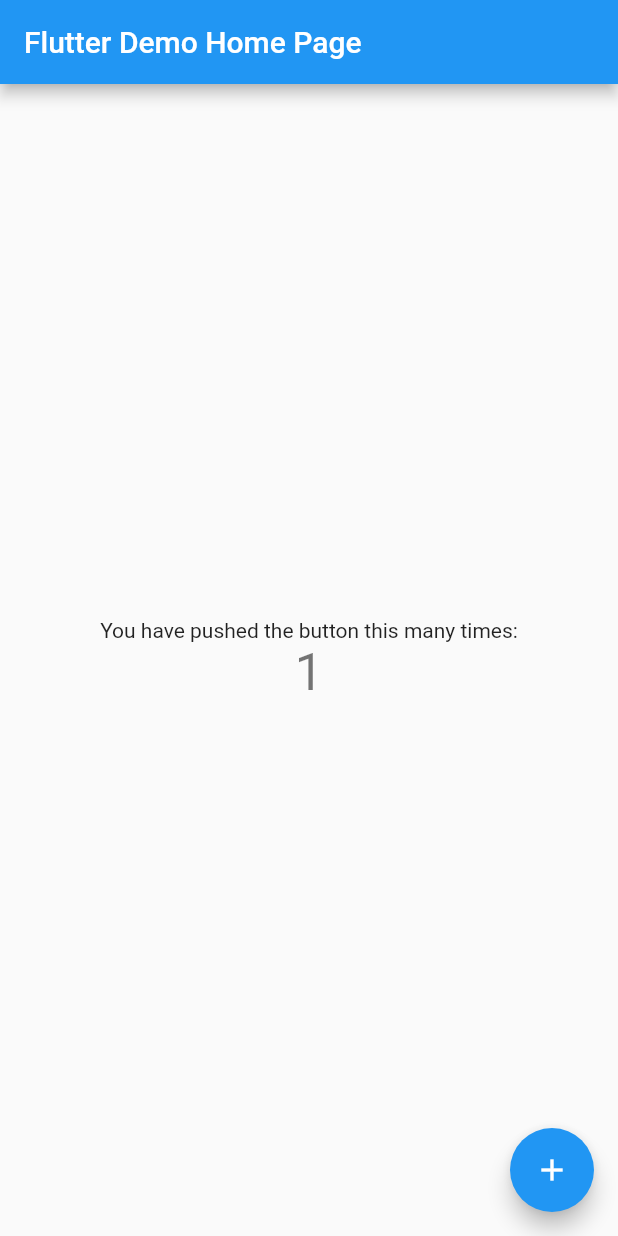
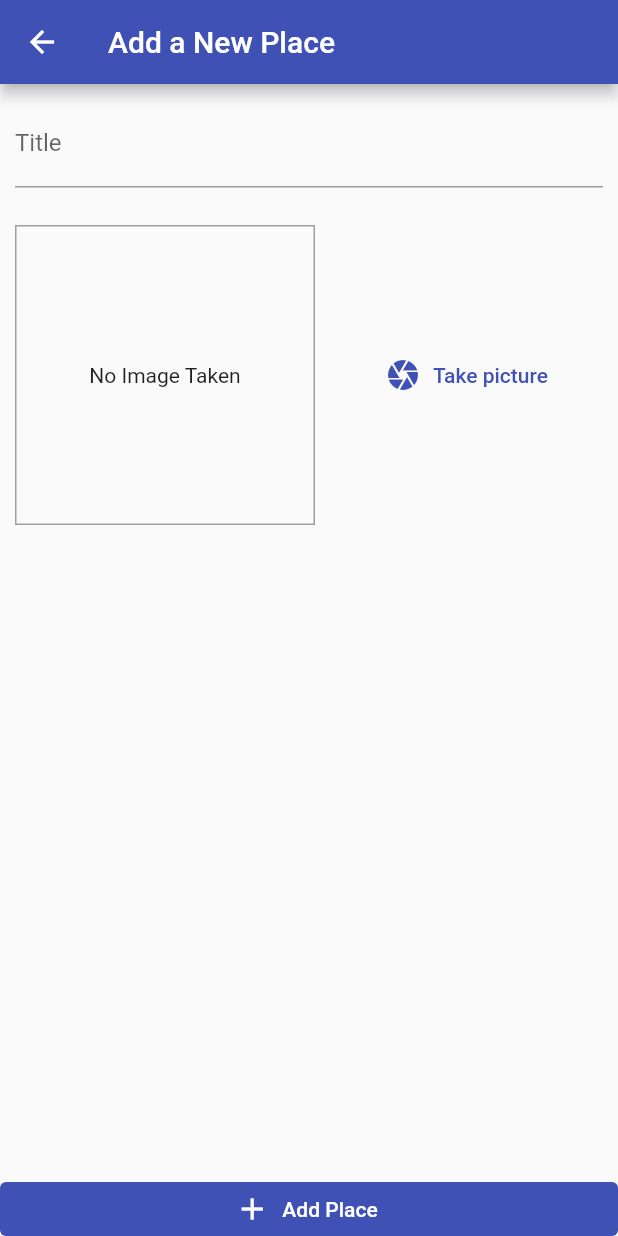
Before and after one commit to p-golba/great_places, a Flutter app: the screen it shows after launch, after a tap on the "add" icon, on a phone screen of 412 x 824 dp. Run offline on Flutter 3.47's test engine with Material 2 defaults, Android fonts, the phone set to English and light mode, and no system bars; our stand-ins replace image_picker.

Commit message:
added image picker

```diff
--- a/lib/main.dart
+++ b/lib/main.dart
@@ -1,115 +1,28 @@
 import 'package:flutter/material.dart';
+import 'package:provider/provider.dart';
 
-void main() {
-  runApp(const MyApp());
-}
+import './screens/places_list_screen.dart';
+import './screens/add_place_screen.dart';
+import './providers/places.dart';
+
+void main() => runApp(const MyApp());
 
 class MyApp extends StatelessWidget {
   const MyApp({super.key});
 
-  // This widget is the root of your application.
   @override
   Widget build(BuildContext context) {
-    return MaterialApp(
-      title: 'Flutter Demo',
-      theme: ThemeData(
-        // This is the theme of your application.
-        //
-        // Try running your application with "flutter run". You'll see the
-        // application has a blue toolbar. Then, without quitting the app, try
-        // changing the primarySwatch below to Colors.green and then invoke
-        // "hot reload" (press "r" in the console where you ran "flutter run",
-        // or simply save your changes to "hot reload" in a Flutter IDE).
-        // Notice that the counter didn't reset back to zero; the application
-        // is not restarted.
-        primarySwatch: Colors.blue,
+    return ChangeNotifierProvider(
+      create: (_) => Places(),
+      child: MaterialApp(
+        title: 'Great Places',
+        theme: ThemeData(
+            colorScheme: ColorScheme.fromSwatch(primarySwatch: Colors.indigo)),
+        home: const PlacesListScreen(),
+        routes: {
+          AddPlaceScreen.routeName: (_) => const AddPlaceScreen(),
+        },
       ),
-      home: const MyHomePage(title: 'Flutter Demo Home Page'),
     );
   }
 }
-
-class MyHomePage extends StatefulWidget {
-  const MyHomePage({super.key, required this.title});
-
-  // This widget is the home page of your application. It is stateful, meaning
-  // that it has a State object (defined below) that contains fields that affect
-  // how it looks.
-
-  // This class is the configuration for the state. It holds the values (in this
-  // case the title) provided by the parent (in this case the App widget) and
-  // used by the build method of the State. Fields in a Widget subclass are
-  // always marked "final".
-
-  final String title;
-
-  @override
-  State<MyHomePage> createState() => _MyHomePageState();
-}
-
-class _MyHomePageState extends State<MyHomePage> {
-  int _counter = 0;
-
-  void _incrementCounter() {
-    setState(() {
-      // This call to setState tells the Flutter framework that something has
-      // changed in this State, which causes it to rerun the build method below
-      // so that the display can reflect the updated values. If we changed
-      // _counter without calling setState(), then the build method would not be
-      // called again, and so nothing would appear to happen.
-      _counter++;
-    });
-  }
-
-  @override
-  Widget build(BuildContext context) {
-    // This method is rerun every time setState is called, for instance as done
-    // by the _incrementCounter method above.
-    //
-    // The Flutter framework has been optimized to make rerunning build methods
-    // fast, so that you can just rebuild anything that needs updating rather
-    // than having to individually change instances of widgets.
-    return Scaffold(
-      appBar: AppBar(
-        // Here we take the value from the MyHomePage object that was created by
-        // the App.build method, and use it to set our appbar title.
-        title: Text(widget.title),
-      ),
-      body: Center(
-        // Center is a layout widget. It takes a single child and positions it
-        // in the middle of the parent.
-        child: Column(
-          // Column is also a layout widget. It takes a list of children and
-          // arranges them vertically. By default, it sizes itself to fit its
-          // children horizontally, and tries to be as tall as its parent.
-          //
-          // Invoke "debug painting" (press "p" in the console, choose the
-          // "Toggle Debug Paint" action from the Flutter Inspector in Android
-          // Studio, or the "Toggle Debug Paint" command in Visual Studio Code)
-          // to see the wireframe for each widget.
-          //
-          // Column has various properties to control how it sizes itself and
-          // how it positions its children. Here we use mainAxisAlignment to
-          // center the children vertically; the main axis here is the vertical
-          // axis because Columns are vertical (the cross axis would be
-          // horizontal).
-          mainAxisAlignment: MainAxisAlignment.center,
-          children: <Widget>[
-            const Text(
-              'You have pushed the button this many times:',
-            ),
-            Text(
-              '$_counter',
-              style: Theme.of(context).textTheme.headline4,
-            ),
-          ],
-        ),
-      ),
-      floatingActionButton: FloatingActionButton(
-        onPressed: _incrementCounter,
-        tooltip: 'Increment',
-        child: const Icon(Icons.add),
-      ), // This trailing comma makes auto-formatting nicer for build methods.
-    );
-  }
-}
--- /dev/null
+++ b/lib/models/place.dart
@@ -0,0 +1,27 @@
+import 'dart:io';
+
+class Place{
+  final String id;
+  final String title;
+  final PlaceLocation? location;
+  final File image;
+
+  Place({
+    required this.id,
+    required this.title,
+    required this.location,
+    required this.image
+  });
+}
+
+class PlaceLocation{
+  final double latitude;
+  final double longitude;
+  final String address;
+
+  PlaceLocation({
+    required this.latitude,
+    required this.longitude,
+    required this.address,
+  });
+}
--- /dev/null
+++ b/lib/providers/places.dart
@@ -0,0 +1,24 @@
+import 'dart:io';
+
+import 'package:flutter/foundation.dart';
+
+import '../models/place.dart';
+
+class Places with ChangeNotifier {
+  final List<Place> _items = [];
+
+  List<Place> get items {
+    return [..._items];
+  }
+
+  void addPlace(String pickedTitle, File pickedImage) {
+    final newPlace = Place(
+      id: DateTime.now().toString(),
+      title: pickedTitle,
+      location: null,
+      image: pickedImage,
+    );
+    _items.add(newPlace);
+    notifyListeners();
+  }
+}
--- /dev/null
+++ b/lib/screens/add_place_screen.dart
@@ -0,0 +1,79 @@
+import 'dart:io';
+
+import 'package:flutter/material.dart';
+import 'package:provider/provider.dart';
+
+import '../widgets/image_input.dart';
+import '../providers/places.dart';
+
+class AddPlaceScreen extends StatefulWidget {
+  static const routeName = '/add-place';
+  const AddPlaceScreen({super.key});
+
+  @override
+  State<AddPlaceScreen> createState() => _AddPlaceScreenState();
+}
+
+class _AddPlaceScreenState extends State<AddPlaceScreen> {
+  final _titleController = TextEditingController();
+  File? _pickedImage;
+
+  void _selectImage(File? pickedImage) {
+    _pickedImage = pickedImage;
+  }
+
+  void _savePlace() {
+    if (_titleController.text.isEmpty || _pickedImage == null) {
+      return;
+    }
+    Provider.of<Places>(
+      context,
+      listen: false,
+    ).addPlace(
+      _titleController.text,
+      _pickedImage as File,
+    );
+    Navigator.of(context).pop();
+  }
+
+  @override
+  Widget build(BuildContext context) {
+    return Scaffold(
+      appBar: AppBar(
+        title: const Text('Add a New Place'),
+      ),
+      body: Column(
+        crossAxisAlignment: CrossAxisAlignment.stretch,
+        children: [
+          Expanded(
+            child: SingleChildScrollView(
+              child: Padding(
+                padding: const EdgeInsets.all(10),
+                child: Column(
+                  children: [
+                    TextField(
+                      decoration: const InputDecoration(label: Text('Title')),
+                      controller: _titleController,
+                    ),
+                    const SizedBox(
+                      height: 25,
+                    ),
+                    ImageInput(_selectImage),
+                  ],
+                ),
+              ),
+            ),
+          ),
+          ElevatedButton.icon(
+            style: const ButtonStyle(
+                elevation: MaterialStatePropertyAll<double>(0),
+                tapTargetSize: MaterialTapTargetSize.shrinkWrap),
+            icon: const Icon(Icons.add),
+            label: const Text('Add Place'),
+            onPressed: _savePlace,
+          )
+        ],
+      ),
+    );
+  }
+}
--- /dev/null
+++ b/lib/screens/places_list_screen.dart
@@ -0,0 +1,48 @@
+import 'package:flutter/material.dart';
+import 'package:provider/provider.dart';
+
+import './add_place_screen.dart';
+import '../providers/places.dart';
+
+class PlacesListScreen extends StatelessWidget {
+  const PlacesListScreen({super.key});
+
+  @override
+  Widget build(BuildContext context) {
+    return Scaffold(
+      appBar: AppBar(
+        title: const Text('Your Places'),
+        actions: [
+          IconButton(
+            icon: const Icon(Icons.add),
+            onPressed: () =>
+                Navigator.of(context).pushNamed(AddPlaceScreen.routeName),
+          )
+        ],
+      ),
+      body: Consumer<Places>(
+        builder: (context, value, child) {
+          return value.items.isEmpty
+              ? child as Widget
+              : ListView.builder(
+                  itemCount: value.items.length,
+                  itemBuilder: (context, index) {
+                    return ListTile(
+                      leading: CircleAvatar(
+                        backgroundImage: FileImage(value.items[index].image),
+                      ),
+                      title: Text(value.items[index].title),
+                      onTap: (() {
+                        //
+                      }),
+                    );
+                  },
+                );
+        },
+        child: const Center(
+          child: Text('Got no places yet, start adding some!'),
+        ),
+      ),
+    );
+  }
+}
--- /dev/null
+++ b/lib/widgets/image_input.dart
@@ -0,0 +1,75 @@
+import 'dart:io';
+
+import 'package:flutter/material.dart';
+import 'package:image_picker/image_picker.dart';
+import 'package:path/path.dart' as path;
+import 'package:path_provider/path_provider.dart' as syspath;
+
+class ImageInput extends StatefulWidget {
+  final Function onSelectImage;
+  const ImageInput(this.onSelectImage, {super.key});
+
+  @override
+  State<ImageInput> createState() => _ImageInputState();
+}
+
+class _ImageInputState extends State<ImageInput> {
+  File? _storedImage;
+
+  Future<void> _takePicture() async {
+    // TO:DO
+    // fix passing [savedImage] to [add_place_screen]
+    //
+    final picker = ImagePicker();
+    final imageFile =
+        await picker.pickImage(source: ImageSource.camera, maxWidth: 600);
+    setState(() {
+      if (imageFile != null) {
+        _storedImage = File(imageFile.path);
+      }
+    });
+    final appDir = await syspath.getApplicationDocumentsDirectory();
+    final fileName = path.basename(imageFile!.path);
+    final savedImage = await imageFile.saveTo('${appDir.path}/$fileName');
+    widget.onSelectImage(savedImage);
+  }
+
+  @override
+  Widget build(BuildContext context) {
+    return Row(
+      children: [
+        Container(
+          alignment: Alignment.center,
+          width: 200,
+          height: 200,
+          decoration: BoxDecoration(
+            border: Border.all(
+              width: 1,
+              color: Colors.grey,
+            ),
+          ),
+          child: _storedImage != null
+              ? Image.file(
+                  _storedImage as File,
+                  fit: BoxFit.cover,
+                  width: double.infinity,
+                )
+              : const Text(
+                  'No Image Taken',
+                  textAlign: TextAlign.center,
+                ),
+        ),
+        const SizedBox(
+          width: 10,
+        ),
+        Expanded(
+          child: TextButton.icon(
+            icon: const Icon(Icons.camera),
+            label: const Text('Take picture'),
+            onPressed: _takePicture,
+          ),
+        ),
+      ],
+    );
+  }
+}
--- a/pubspec.yaml
+++ b/pubspec.yaml
@@ -36,6 +36,10 @@ dependencies:
   # The following adds the Cupertino Icons font to your application.
   # Use with the CupertinoIcons class for iOS style icons.
   cupertino_icons: ^1.0.2
+  provider: ^6.0.5
+  image_picker: ^0.8.6
+  path_provider: ^2.0.11
+  path: ^1.8.2
 
 dev_dependencies:
   flutter_test:
```
Also changed, not shown: lib/screens/place_detail_screen.dart (added), pubspec.lock, 1 other file.
